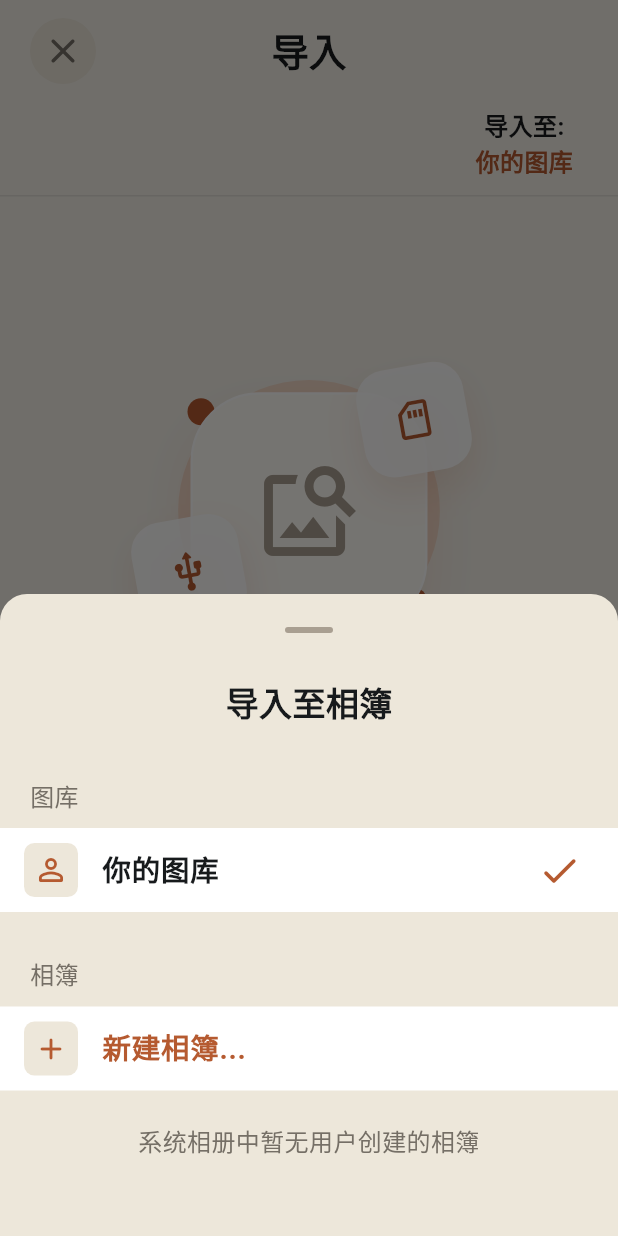
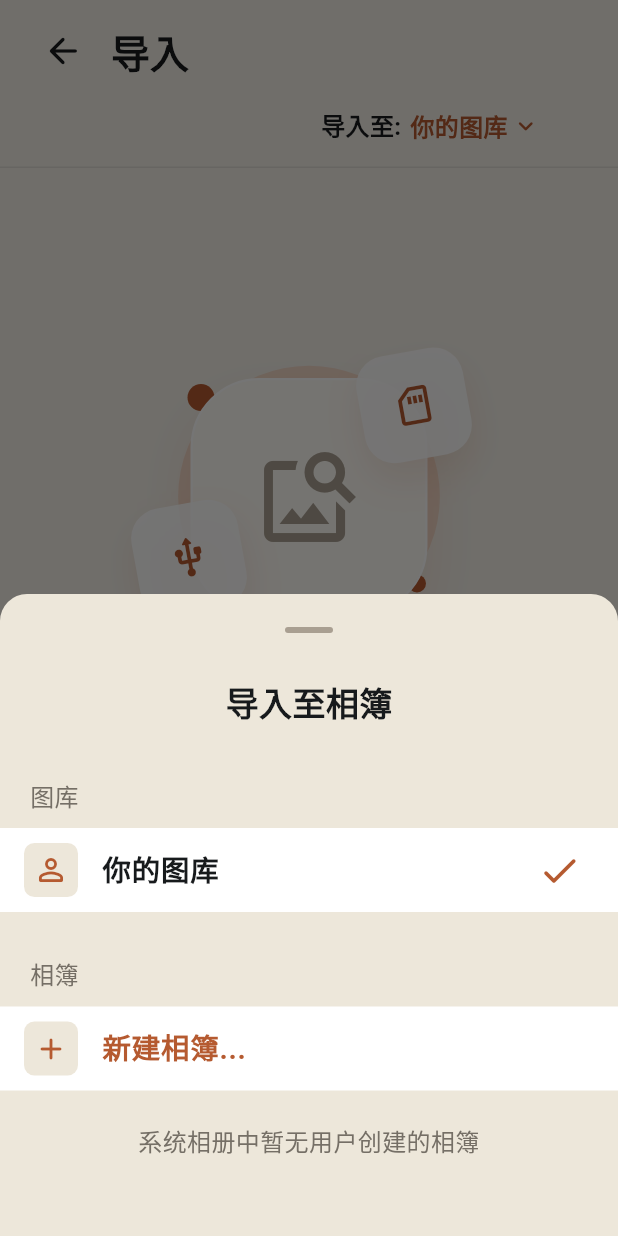
Before and after one commit to OneMoreJack/PhotoTend, a Flutter app: the screen it shows after launch, item 2 of the bottom bar chosen, after a tap on "导入至:", on a phone screen of 412 x 824 dp. Run offline on Flutter 3.47's test engine with Material 3 defaults, Android fonts, the phone set to English and light mode, and no system bars; our stand-ins replace video_player; missing offline and left inert: file_selector; Roboto replaces fonts that are missing (SF Pro Text).

Commit message:
Polish photo app UI

```diff
--- a/lib/features/albums/album_summary_page.dart
+++ b/lib/features/albums/album_summary_page.dart
@@ -69,7 +69,7 @@ class _AlbumSummaryPageState extends State<AlbumSummaryPage> {
               children: [
                 Expanded(
                   child: ListView(
-                    padding: const EdgeInsets.fromLTRB(26, 24, 26, 28),
+                    padding: const EdgeInsets.fromLTRB(24, 20, 24, 28),
                     children: [
                       _AlbumHomeHeader(onSettings: _openSettings),
                       if (widget.statusMessage != null)
@@ -298,12 +298,19 @@ class _AlbumBottomNav extends StatelessWidget {
     return SafeArea(
       top: false,
       child: DecoratedBox(
-        decoration: const BoxDecoration(
-          color: Color(0xF7FFFAFD),
-          border: Border(top: BorderSide(color: Color(0x0F000000))),
+        decoration: BoxDecoration(
+          color: HuashuColors.surfaceRaised.withValues(alpha: 0.96),
+          border: const Border(top: BorderSide(color: HuashuColors.line)),
+          boxShadow: [
+            BoxShadow(
+              color: HuashuColors.ink.withValues(alpha: 0.05),
+              blurRadius: 18,
+              offset: const Offset(0, -8),
+            ),
+          ],
         ),
         child: Padding(
-          padding: const EdgeInsets.fromLTRB(26, 8, 26, 10),
+          padding: const EdgeInsets.fromLTRB(18, 8, 18, 10),
           child: Row(
             mainAxisAlignment: MainAxisAlignment.spaceBetween,
             children: [
@@ -490,19 +497,19 @@ class _OnThisDayHeroCardState extends State<_OnThisDayHeroCard> {
         ? widget.entry.coverMediaId
         : previewIds[_coverIndex % previewIds.length];
     return Padding(
-      padding: const EdgeInsets.only(bottom: 12),
+      padding: const EdgeInsets.only(bottom: 14),
       child: InkWell(
         key: const Key('album-memory-hero-on-this-day'),
         onTap: widget.onTap,
-        borderRadius: BorderRadius.circular(8),
+        borderRadius: BorderRadius.circular(14),
         child: Ink(
-          height: 156,
+          height: 164,
           decoration: BoxDecoration(
-            color: Colors.white,
-            borderRadius: BorderRadius.circular(8),
+            color: HuashuColors.surfaceRaised,
+            borderRadius: BorderRadius.circular(14),
           ),
           child: ClipRRect(
-            borderRadius: BorderRadius.circular(8),
+            borderRadius: BorderRadius.circular(14),
             child: Stack(
               fit: StackFit.expand,
               children: [
@@ -534,9 +541,9 @@ class _OnThisDayHeroCardState extends State<_OnThisDayHeroCard> {
                   ),
                 ),
                 Positioned(
-                  left: 12,
-                  right: 12,
-                  bottom: 12,
+                  left: 16,
+                  right: 16,
+                  bottom: 15,
                   child: Column(
                     crossAxisAlignment: CrossAxisAlignment.start,
                     mainAxisSize: MainAxisSize.min,
@@ -545,7 +552,7 @@ class _OnThisDayHeroCardState extends State<_OnThisDayHeroCard> {
                         'On This Day',
                         style: TextStyle(
                           color: Colors.white.withValues(alpha: 0.9),
-                          fontSize: 12,
+                          fontSize: 13,
                           fontWeight: FontWeight.w800,
                         ),
                       ),
@@ -554,7 +561,7 @@ class _OnThisDayHeroCardState extends State<_OnThisDayHeroCard> {
                         '那年今日',
                         style: TextStyle(
                           color: Colors.white,
-                          fontSize: 22,
+                          fontSize: 24,
                           fontWeight: FontWeight.w800,
                           letterSpacing: 0,
                         ),
@@ -631,7 +638,7 @@ class _RecentShortcutSection extends StatelessWidget {
       return const SizedBox.shrink();
     }
     return Padding(
-      padding: const EdgeInsets.only(bottom: 24),
+      padding: const EdgeInsets.only(bottom: 26),
       child: Row(
         crossAxisAlignment: CrossAxisAlignment.start,
         children: [
@@ -639,7 +646,7 @@ class _RecentShortcutSection extends StatelessWidget {
             if (index > 0) const SizedBox(width: 12),
             Expanded(
               child: SizedBox(
-                height: 116,
+                height: 124,
                 child: _RecentShortcutCard(
                   entry: entries[index],
                   mediaById: mediaById,
@@ -678,14 +685,14 @@ class _RecentShortcutCard extends StatelessWidget {
     return InkWell(
       key: Key('album-recent-card-${entry.id}'),
       onTap: onTap,
-      borderRadius: BorderRadius.circular(8),
+      borderRadius: BorderRadius.circular(14),
       child: Ink(
         decoration: BoxDecoration(
-          color: Colors.white,
-          borderRadius: BorderRadius.circular(8),
+          color: HuashuColors.surfaceRaised,
+          borderRadius: BorderRadius.circular(14),
         ),
         child: ClipRRect(
-          borderRadius: BorderRadius.circular(8),
+          borderRadius: BorderRadius.circular(14),
           child: Stack(
             fit: StackFit.expand,
             children: [
@@ -709,9 +716,9 @@ class _RecentShortcutCard extends StatelessWidget {
                 ),
               ),
               Positioned(
-                left: 12,
-                right: 12,
-                bottom: 12,
+                left: 14,
+                right: 14,
+                bottom: 14,
                 child: Column(
                   crossAxisAlignment: CrossAxisAlignment.start,
                   mainAxisSize: MainAxisSize.min,
@@ -722,7 +729,7 @@ class _RecentShortcutCard extends StatelessWidget {
                       overflow: TextOverflow.ellipsis,
                       style: TextStyle(
                         color: Colors.white.withValues(alpha: 0.92),
-                        fontSize: 12,
+                        fontSize: 12.5,
                         fontWeight: FontWeight.w800,
                       ),
                     ),
@@ -733,7 +740,7 @@ class _RecentShortcutCard extends StatelessWidget {
                       overflow: TextOverflow.ellipsis,
                       style: const TextStyle(
                         color: Colors.white,
-                        fontSize: 22,
+                        fontSize: 21,
                         fontWeight: FontWeight.w800,
                         letterSpacing: 0,
                       ),
@@ -785,16 +792,16 @@ class _MonthSummaryCard extends StatelessWidget {
       child: InkWell(
         key: Key('album-month-card-${entry.id}'),
         onTap: onTap,
-        borderRadius: BorderRadius.circular(8),
+        borderRadius: BorderRadius.circular(14),
         child: Ink(
-          width: 242,
-          height: 150,
+          width: 246,
+          height: 154,
           decoration: BoxDecoration(
             color: HuashuColors.surfaceAlt,
-            borderRadius: BorderRadius.circular(8),
+            borderRadius: BorderRadius.circular(14),
           ),
           child: ClipRRect(
-            borderRadius: BorderRadius.circular(8),
+            borderRadius: BorderRadius.circular(14),
             child: Stack(
               fit: StackFit.expand,
               children: [
@@ -1074,10 +1081,25 @@ class _SummaryCover extends StatelessWidget {
         ),
       ),
       child: Center(
-        child: Icon(
-          isVideo ? Icons.play_circle_fill_rounded : Icons.photo_outlined,
-          color: isVideo ? Colors.white : HuashuColors.muted,
-          size: dense ? 28 : 42,
+        child: Container(
+          width: dense ? 42 : 64,
+          height: dense ? 42 : 64,
+          decoration: BoxDecoration(
+            color: isVideo
+                ? Colors.white.withValues(alpha: 0.12)
+                : HuashuColors.surfaceRaised.withValues(alpha: 0.72),
+            borderRadius: BorderRadius.circular(dense ? 12 : 18),
+            border: Border.all(
+              color: isVideo
+                  ? Colors.white.withValues(alpha: 0.18)
+                  : HuashuColors.line,
+            ),
+          ),
+          child: Icon(
+            isVideo ? Icons.play_circle_fill_rounded : Icons.photo_outlined,
+            color: isVideo ? Colors.white : HuashuColors.muted,
+            size: dense ? 24 : 34,
+          ),
         ),
       ),
     );
@@ -1126,7 +1148,7 @@ class _YearSummarySection extends StatelessWidget {
             ),
           ),
           SizedBox(
-            height: 150,
+            height: 154,
             child: ListView(
               scrollDirection: Axis.horizontal,
               clipBehavior: Clip.none,
--- a/lib/features/import/import_page.dart
+++ b/lib/features/import/import_page.dart
@@ -583,45 +583,36 @@ class _ImportHeader extends StatelessWidget {
       child: Column(
         children: [
           Padding(
-            padding: const EdgeInsets.fromLTRB(18, 10, 18, 8),
+            padding: const EdgeInsets.fromLTRB(18, 10, 18, 6),
             child: Row(
               children: [
-                SizedBox(
-                  width: 56,
-                  child: Align(
-                    alignment: Alignment.centerLeft,
-                    child: IconButton.filledTonal(
+                IconButton(
                   tooltip: '返回',
                   onPressed: onBack,
-                      icon: const Icon(Icons.close_rounded),
+                  icon: const Icon(Icons.arrow_back_rounded),
                   iconSize: 28,
-                      color: HuashuColors.muted,
-                      style: IconButton.styleFrom(
-                        backgroundColor: HuashuColors.surfaceAlt,
-                      ),
-                    ),
-                  ),
-                ),
+                  color: HuashuColors.ink,
+                ),
+                const SizedBox(width: 8),
                 Expanded(
                   child: Text(
                     '导入',
-                    textAlign: TextAlign.center,
+                    textAlign: TextAlign.left,
                     maxLines: 1,
                     overflow: TextOverflow.ellipsis,
                     style: const TextStyle(
                       color: _importInk,
-                      fontSize: 25,
+                      fontSize: 26,
                       fontWeight: FontWeight.w800,
                       letterSpacing: 0,
                     ),
                   ),
                 ),
-                const SizedBox(width: 56),
               ],
             ),
           ),
           Padding(
-            padding: const EdgeInsets.fromLTRB(20, 2, 20, 8),
+            padding: const EdgeInsets.fromLTRB(20, 2, 20, 10),
             child: Row(
               crossAxisAlignment: CrossAxisAlignment.center,
               children: [
@@ -636,15 +627,18 @@ class _ImportHeader extends StatelessWidget {
                     ),
                   ),
                 const Spacer(),
-                InkWell(
+                Flexible(
+                  child: InkWell(
+                    key: const Key('import-album-picker-btn'),
                     borderRadius: BorderRadius.circular(8),
                     onTap: isImporting ? null : onAlbumTap,
                     child: Padding(
                       padding: const EdgeInsets.symmetric(
-                      horizontal: 10,
-                      vertical: 4,
-                    ),
-                    child: Column(
+                        horizontal: 8,
+                        vertical: 6,
+                      ),
+                      child: Row(
+                        mainAxisSize: MainAxisSize.min,
                         children: [
                           const Text(
                             '导入至:',
@@ -654,15 +648,27 @@ class _ImportHeader extends StatelessWidget {
                               fontWeight: FontWeight.w700,
                             ),
                           ),
-                        Text(
+                          const SizedBox(width: 6),
+                          Flexible(
+                            child: Text(
                               albumName,
+                              maxLines: 1,
+                              overflow: TextOverflow.ellipsis,
                               style: const TextStyle(
                                 color: _importBlue,
                                 fontSize: 16,
                                 fontWeight: FontWeight.w700,
                               ),
                             ),
-                      ],
+                          ),
+                          const SizedBox(width: 2),
+                          const Icon(
+                            Icons.keyboard_arrow_down_rounded,
+                            color: _importBlue,
+                            size: 20,
+                          ),
+                        ],
+                      ),
                     ),
                   ),
                 ),
@@ -1205,13 +1211,13 @@ class _ImportBottomBar extends StatelessWidget {
   @override
   Widget build(BuildContext context) {
     return DecoratedBox(
-      decoration: const BoxDecoration(
-        color: Color(0xFAFFFAFD),
+      decoration: BoxDecoration(
+        color: HuashuColors.surfaceRaised.withValues(alpha: 0.98),
         boxShadow: [
           BoxShadow(
-            color: Color(0x0F000000),
+            color: HuashuColors.ink.withValues(alpha: 0.06),
             blurRadius: 18,
-            offset: Offset(0, -6),
+            offset: const Offset(0, -6),
           ),
         ],
       ),
@@ -1252,7 +1258,7 @@ class _ImportBottomBar extends StatelessWidget {
                   iconSize: 32,
                   icon: const Icon(Icons.folder_open_rounded),
                 ),
-                const SizedBox(width: 16),
+                const SizedBox(width: 12),
                 IconButton(
                   tooltip: '刷新',
                   onPressed: isBusy ? null : onRefresh,
@@ -1269,7 +1275,7 @@ class _ImportBottomBar extends StatelessWidget {
                   iconSize: 32,
                   icon: const Icon(Icons.delete_forever_outlined),
                 ),
-                const SizedBox(width: 10),
+                const SizedBox(width: 8),
                 FilledButton.icon(
                   onPressed: isBusy ? null : onImport,
                   style: FilledButton.styleFrom(
@@ -1279,18 +1285,18 @@ class _ImportBottomBar extends StatelessWidget {
                     disabledForegroundColor: Colors.white.withValues(
                       alpha: 0.72,
                     ),
-                    elevation: 7,
+                    elevation: 2,
                     shadowColor: _importBlue.withValues(alpha: 0.28),
-                    minimumSize: const Size(156, 58),
+                    minimumSize: const Size(150, 56),
                     shape: RoundedRectangleBorder(
-                      borderRadius: BorderRadius.circular(30),
+                      borderRadius: BorderRadius.circular(18),
                     ),
                     textStyle: const TextStyle(
-                      fontSize: 17,
+                      fontSize: 16,
                       fontWeight: FontWeight.w800,
                     ),
                   ),
-                  icon: const Icon(Icons.file_download_outlined, size: 30),
+                  icon: const Icon(Icons.file_download_outlined, size: 26),
                   label: Text(selectedCount == 0 ? '导入全部' : '导入选中'),
                 ),
               ],
--- a/lib/theme/huashu_theme.dart
+++ b/lib/theme/huashu_theme.dart
@@ -5,6 +5,8 @@ abstract final class HuashuColors {
   static const paperWarm = Color(0xFFFBF7EF);
   static const surface = Color(0xFFFFFCF6);
   static const surfaceAlt = Color(0xFFEDE7DA);
+  static const surfaceRaised = Color(0xFFFFFBF3);
+  static const surfacePressed = Color(0xFFE8DFD1);
   static const ink = Color(0xFF171A1C);
   static const inkSoft = Color(0xFF343331);
   static const muted = Color(0xFF756F66);
@@ -78,6 +80,12 @@ abstract final class HuashuTheme {
           shape: RoundedRectangleBorder(borderRadius: BorderRadius.circular(8)),
         ),
       ),
+      cardTheme: CardThemeData(
+        color: HuashuColors.surfaceRaised,
+        elevation: 0,
+        margin: EdgeInsets.zero,
+        shape: RoundedRectangleBorder(borderRadius: BorderRadius.circular(12)),
+      ),
       textButtonTheme: TextButtonThemeData(
         style: TextButton.styleFrom(
           foregroundColor: HuashuColors.accent,
```
Also changed, not shown: lib/features/media/media_browser_page.dart (+34 -9 lines), lib/features/trash/trash_page.dart (+108 -30 lines), .hallmark/preflight.json (added), 2 other files. Lines whose indentation alone changed are shown as unchanged.
